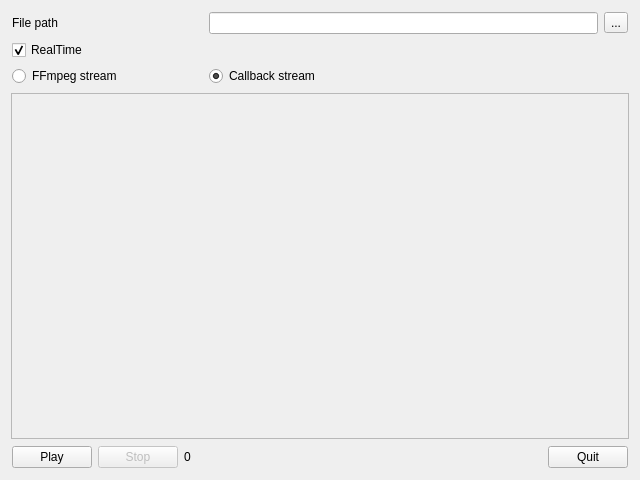
Old version of the form qfmainwindow.ui in the repository denisgottardello/QtFFmpegPlayer.
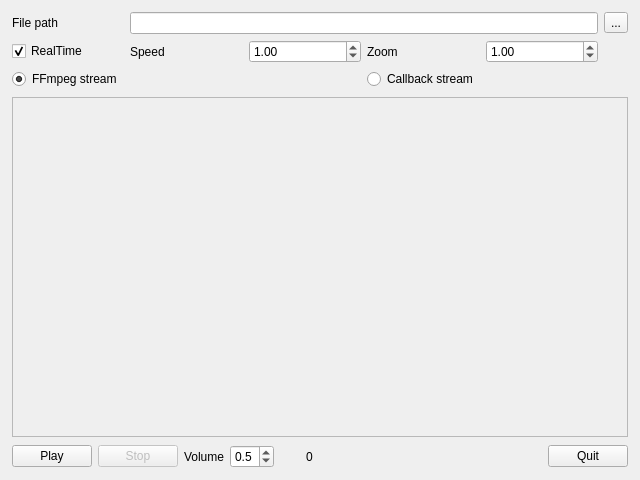
New version of the form.

Commit message: A lot of bugs fixed. The player can play movie files with a good audio stream.

```diff
--- a/qfmainwindow.ui
+++ b/qfmainwindow.ui
@@ -11,7 +11,7 @@
    </rect>
   </property>
   <property name="windowTitle">
-   <string>QFMainWindow</string>
+   <string>QtFFmpegPlayer</string>
   </property>
   <widget class="QWidget" name="centralWidget">
    <layout class="QVBoxLayout" name="verticalLayout">
@@ -30,10 +30,53 @@
        <property name="bottomMargin">
         <number>1</number>
        </property>
-       <item row="0" column="1" colspan="2">
-        <widget class="QLineEdit" name="QLEFilePath">
+       <item row="1" column="3">
+        <widget class="QLabel" name="label_2">
          <property name="text">
-          <string/>
+          <string>Zoom</string>
+         </property>
+        </widget>
+       </item>
+       <item row="1" column="0">
+        <widget class="QCheckBox" name="QCBRealTime">
+         <property name="text">
+          <string>RealTime</string>
+         </property>
+         <property name="checked">
+          <bool>true</bool>
+         </property>
+        </widget>
+       </item>
+       <item row="3" column="0">
+        <widget class="QRadioButton" name="QRBFFmpegStream">
+         <property name="text">
+          <string>FFmpeg stream</string>
+         </property>
+         <property name="checked">
+          <bool>true</bool>
+         </property>
+        </widget>
+       </item>
+       <item row="1" column="4">
+        <widget class="QDoubleSpinBox" name="QDSBZoom">
+         <property name="minimum">
+          <double>0.250000000000000</double>
+         </property>
+         <property name="maximum">
+          <double>3.000000000000000</double>
+         </property>
+         <property name="singleStep">
+          <double>0.250000000000000</double>
+         </property>
+         <property name="value">
+          <double>1.000000000000000</double>
+         </property>
+        </widget>
+       </item>
+       <item row="1" column="1">
+        <widget class="QLabel" name="label_4">
+         <property name="text">
+          <string>Speed</string>
          </property>
         </widget>
        </item>
@@ -44,7 +87,17 @@
          </property>
         </widget>
        </item>
-       <item row="0" column="3">
+       <item row="3" column="3">
+        <widget class="QRadioButton" name="QRBCallbackStream">
+         <property name="text">
+          <string>Callback stream</string>
+         </property>
+         <property name="checked">
+          <bool>false</bool>
+         </property>
+        </widget>
+       </item>
+       <item row="0" column="5">
         <widget class="QToolButton" name="QTBFilePath">
          <property name="text">
           <string>...</string>
@@ -54,33 +107,26 @@
          </property>
         </widget>
        </item>
-       <item row="3" column="0">
-        <widget class="QRadioButton" name="QRBFFmpegStream">
-         <property name="text">
-          <string>FFmpeg stream</string>
+       <item row="1" column="2">
+        <widget class="QDoubleSpinBox" name="QDSBSpeed">
+         <property name="minimum">
+          <double>0.250000000000000</double>
          </property>
-         <property name="checked">
-          <bool>false</bool>
+         <property name="maximum">
+          <double>8.000000000000000</double>
          </property>
-        </widget>
-       </item>
-       <item row="1" column="0">
-        <widget class="QCheckBox" name="QCBRealTime">
-         <property name="text">
-          <string>RealTime</string>
+         <property name="singleStep">
+          <double>0.250000000000000</double>
          </property>
-         <property name="checked">
-          <bool>true</bool>
+         <property name="value">
+          <double>1.000000000000000</double>
          </property>
         </widget>
        </item>
-       <item row="3" column="1">
-        <widget class="QRadioButton" name="QRBCallbackStream">
+       <item row="0" column="1" colspan="4">
+        <widget class="QLineEdit" name="QLEFilePath">
          <property name="text">
-          <string>Callback stream</string>
-         </property>
-         <property name="checked">
-          <bool>true</bool>
+          <string/>
          </property>
         </widget>
        </item>
@@ -88,42 +134,126 @@
      </widget>
     </item>
     <item>
-     <widget class="QScrollArea" name="QSAImage">
-      <property name="widgetResizable">
-       <bool>true</bool>
-      </property>
-      <widget class="QWidget" name="scrollAreaWidgetContents">
-       <property name="geometry">
-        <rect>
-         <x>0</x>
-         <y>0</y>
-         <width>620</width>
-         <height>336</height>
-        </rect>
+     <widget class="QWidget" name="widget_3" native="true">
+      <layout class="QHBoxLayout" name="horizontalLayout_2">
+       <property name="leftMargin">
+        <number>1</number>
        </property>
-       <widget class="QLabel" name="QLImage">
-        <property name="geometry">
-         <rect>
-          <x>4</x>
-          <y>4</y>
-          <width>24</width>
-          <height>24</height>
-         </rect>
-        </property>
-        <property name="sizePolicy">
-         <sizepolicy hsizetype="Ignored" vsizetype="Ignored">
-          <horstretch>0</horstretch>
-          <verstretch>0</verstretch>
-         </sizepolicy>
-        </property>
-        <property name="text">
-         <string/>
-        </property>
-        <property name="scaledContents">
-         <bool>true</bool>
-        </property>
-       </widget>
-      </widget>
+       <property name="topMargin">
+        <number>1</number>
+       </property>
+       <property name="rightMargin">
+        <number>1</number>
+       </property>
+       <property name="bottomMargin">
+        <number>1</number>
+       </property>
+       <item>
+        <widget class="QScrollArea" name="QSAImage">
+         <property name="widgetResizable">
+          <bool>true</bool>
+         </property>
+         <widget class="QWidget" name="scrollAreaWidgetContents">
+          <property name="geometry">
+           <rect>
+            <x>0</x>
+            <y>0</y>
+            <width>618</width>
+            <height>330</height>
+           </rect>
+          </property>
+          <layout class="QGridLayout" name="gridLayout_2">
+           <property name="leftMargin">
+            <number>1</number>
+           </property>
+           <property name="topMargin">
+            <number>1</number>
+           </property>
+           <property name="rightMargin">
+            <number>1</number>
+           </property>
+           <property name="bottomMargin">
+            <number>1</number>
+           </property>
+           <item row="1" column="2">
+            <spacer name="horizontalSpacer_2">
+             <property name="orientation">
+              <enum>Qt::Horizontal</enum>
+             </property>
+             <property name="sizeHint" stdset="0">
+              <size>
+               <width>40</width>
+               <height>20</height>
+              </size>
+             </property>
+            </spacer>
+           </item>
+           <item row="2" column="1">
+            <spacer name="verticalSpacer">
+             <property name="orientation">
+              <enum>Qt::Vertical</enum>
+             </property>
+             <property name="sizeHint" stdset="0">
+              <size>
+               <width>20</width>
+               <height>40</height>
+              </size>
+             </property>
+            </spacer>
+           </item>
+           <item row="0" column="1">
+            <spacer name="verticalSpacer_2">
+             <property name="orientation">
+              <enum>Qt::Vertical</enum>
+             </property>
+             <property name="sizeHint" stdset="0">
+              <size>
+               <width>20</width>
+               <height>40</height>
+              </size>
+             </property>
+            </spacer>
+           </item>
+           <item row="1" column="1">
+            <widget class="QLabel" name="QLImage">
+             <property name="sizePolicy">
+              <sizepolicy hsizetype="Preferred" vsizetype="Preferred">
+               <horstretch>0</horstretch>
+               <verstretch>0</verstretch>
+              </sizepolicy>
+             </property>
+             <property name="minimumSize">
+              <size>
+               <width>0</width>
+               <height>0</height>
+              </size>
+             </property>
+             <property name="text">
+              <string/>
+             </property>
+             <property name="scaledContents">
+              <bool>true</bool>
+             </property>
+            </widget>
+           </item>
+           <item row="1" column="0">
+            <spacer name="horizontalSpacer_3">
+             <property name="orientation">
+              <enum>Qt::Horizontal</enum>
+             </property>
+             <property name="sizeHint" stdset="0">
+              <size>
+               <width>40</width>
+               <height>20</height>
+              </size>
+             </property>
+            </spacer>
+           </item>
+          </layout>
+         </widget>
+        </widget>
+       </item>
+      </layout>
      </widget>
     </item>
     <item>
@@ -158,6 +288,43 @@
          </property>
         </widget>
        </item>
+       <item>
+        <widget class="QLabel" name="label_3">
+         <property name="text">
+          <string>Volume</string>
+         </property>
+        </widget>
+       </item>
+       <item>
+        <widget class="QDoubleSpinBox" name="QDSBVolume">
+         <property name="decimals">
+          <number>1</number>
+         </property>
+         <property name="maximum">
+          <double>1.000000000000000</double>
+         </property>
+         <property name="singleStep">
+          <double>0.100000000000000</double>
+         </property>
+         <property name="value">
+          <double>0.500000000000000</double>
+         </property>
+        </widget>
+       </item>
+       <item>
+        <widget class="QLabel" name="QLConnectionState">
+         <property name="text">
+          <string/>
+         </property>
+        </widget>
+       </item>
+       <item>
+        <widget class="QLabel" name="QLAudioType">
+         <property name="text">
+          <string/>
+         </property>
+        </widget>
+       </item>
        <item>
         <widget class="QLabel" name="QLFrames">
          <property name="text">
```
Left out of the diff: 3 changed lines with no effect on the pictures. The commit also changes 11 other files.
